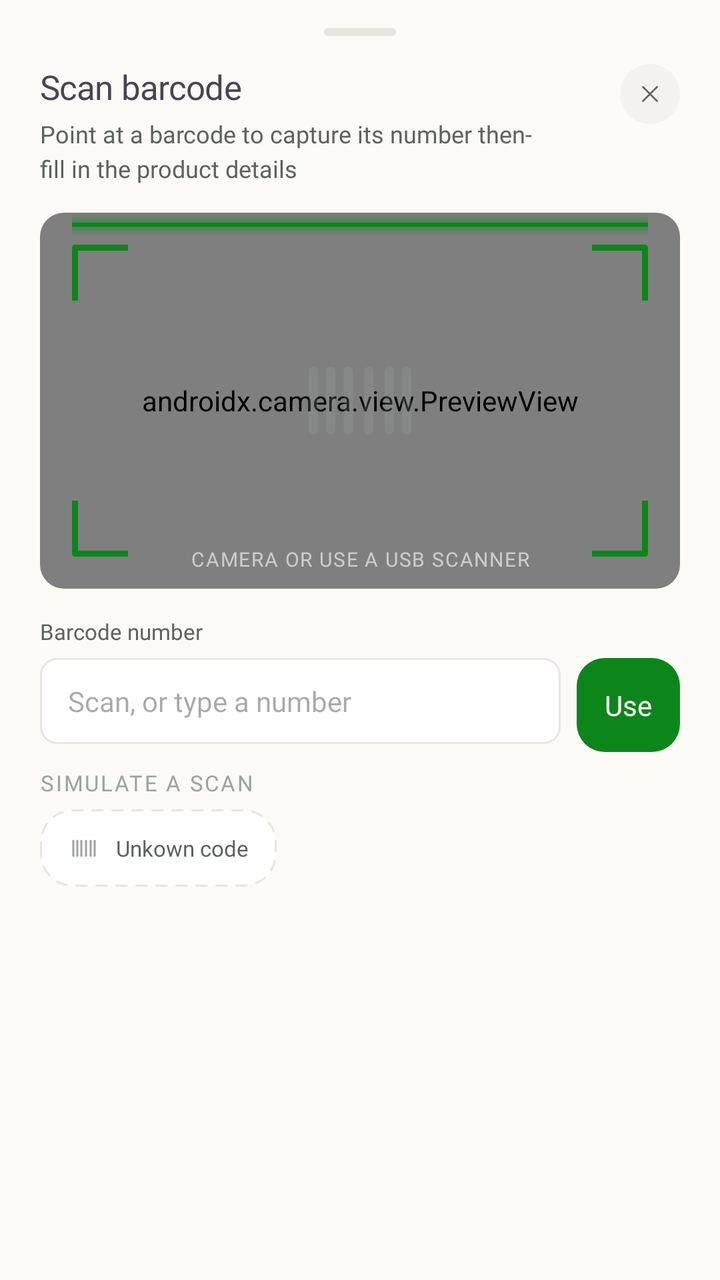
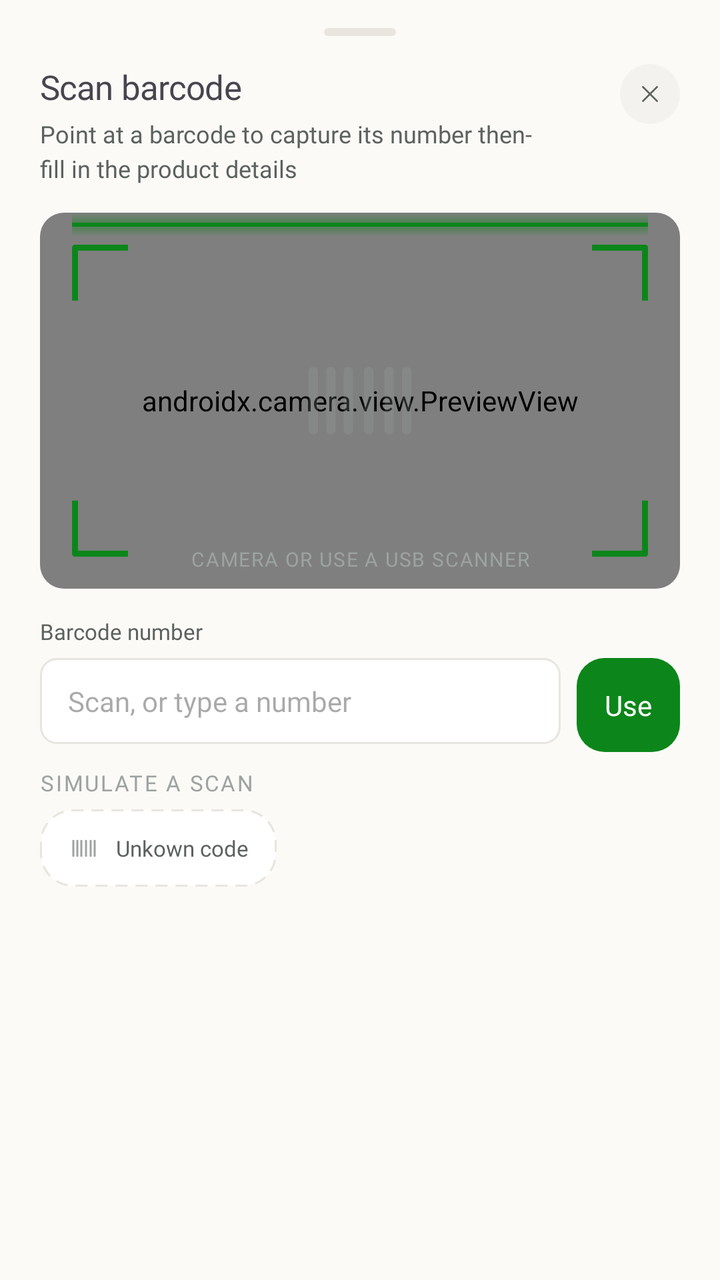

Screens rendered from an Android XML layout before and after an edit, with the pre-edit source and the edit as a unified diff.
<!-- AndroidManifest.xml: application theme Theme.InvoiceGenerator -->
<!-- res/layout/bottom_sheet_scan_barcode.xml -->
<?xml version="1.0" encoding="utf-8"?>
<androidx.constraintlayout.widget.ConstraintLayout xmlns:android="http://schemas.android.com/apk/res/android"
    android:layout_width="match_parent"
    android:layout_height="match_parent"
    xmlns:app="http://schemas.android.com/apk/res-auto"
    android:background="@drawable/bottom_sheet_bg"
    android:paddingTop="8dp"
    android:paddingBottom="28dp"
    android:paddingHorizontal="20dp">
    <View
        android:id="@+id/drag_handle"
        android:layout_width="36dp"
        android:layout_height="4dp"
        android:background="@drawable/drag_handle_bg"
        android:layout_marginTop="6dp"
        app:layout_constraintStart_toStartOf="parent"
        app:layout_constraintEnd_toEndOf="parent"
        app:layout_constraintTop_toTopOf="parent"
        />

    <TextView
        android:id="@+id/scan_barcode_heading"
        android:layout_width="wrap_content"
        android:layout_height="wrap_content"
        android:text="Scan barcode"
        android:textSize="17sp"
        android:fontFamily="@font/inter_bold"
        android:layout_marginTop="14dp"
        app:layout_constraintTop_toBottomOf="@id/drag_handle"
        app:layout_constraintStart_toStartOf="parent"
        android:letterSpacing="-0.015"
        />
    <TextView
        android:id="@+id/subtitle"
        android:layout_width="wrap_content"
        android:layout_height="wrap_content"
        android:text="Point at a barcode to capture its number then- \nfill in the product details"
        android:textColor="@color/text_grey"
        android:textSize="12sp"
        android:fontFamily="@font/inter"
        android:lineSpacingMultiplier="1.2"
        android:layout_marginTop="4dp"
        app:layout_constraintTop_toBottomOf="@id/scan_barcode_heading"
        app:layout_constraintStart_toStartOf="parent"/>

    <androidx.constraintlayout.widget.ConstraintLayout
        android:id="@+id/closebtn"
        android:layout_width="30dp"
        android:layout_height="30dp"
        android:background="@drawable/avatar_crossed_state_bg"
        android:backgroundTint="@color/greyish_white"
        app:layout_constraintTop_toTopOf="@id/scan_barcode_heading"
        android:layout_marginLeft="12dp"
        app:layout_constraintEnd_toEndOf="parent">

        <ImageView
            android:layout_width="14dp"
            android:layout_height="14dp"
            android:background="@drawable/ic_close"
            app:layout_constraintTop_toTopOf="parent"
            app:layout_constraintStart_toStartOf="parent"
            app:layout_constraintBottom_toBottomOf="parent"
            app:layout_constraintEnd_toEndOf="parent"/>
    </androidx.constraintlayout.widget.ConstraintLayout>

    <androidx.constraintlayout.widget.ConstraintLayout
        android:id="@+id/scanBox"
        android:layout_width="match_parent"
        android:layout_height="188dp"
        android:background="@drawable/scan_barcode_box_bg"
        android:layout_marginTop="14dp"

        android:clipToOutline="true"
        app:layout_constraintStart_toStartOf="parent"
        app:layout_constraintTop_toBottomOf="@id/subtitle">
        <androidx.camera.view.PreviewView
            android:id="@+id/previewView"
            android:layout_width="0dp"
            android:layout_height="0dp"
            app:layout_constraintTop_toTopOf="parent"
            app:layout_constraintBottom_toBottomOf="parent"
            app:layout_constraintStart_toStartOf="parent"
            app:layout_constraintEnd_toEndOf="parent" />
        <ImageView
            android:id="@+id/bracketTopLeft"
            android:layout_width="28dp"
            android:layout_height="28dp"
            android:layout_margin="16dp"
            android:src="@drawable/ic_corner_brackets"
            app:layout_constraintTop_toTopOf="parent"
            app:layout_constraintStart_toStartOf="parent" />

        <ImageView
            android:id="@+id/bracketTopRight"
            android:layout_width="28dp"
            android:layout_height="28dp"
            android:layout_margin="16dp"
            android:rotation="90"
            android:src="@drawable/ic_corner_brackets"
            app:layout_constraintTop_toTopOf="parent"
            app:layout_constraintEnd_toEndOf="parent" />

        <ImageView
            android:id="@+id/bracketBottomRight"
            android:layout_width="28dp"
            android:layout_height="28dp"
            android:layout_margin="16dp"
            android:rotation="180"
            android:src="@drawable/ic_corner_brackets"
            app:layout_constraintBottom_toBottomOf="parent"
            app:layout_constraintEnd_toEndOf="parent" />

        <ImageView
            android:id="@+id/bracketBottomLeft"
            android:layout_width="28dp"
            android:layout_height="28dp"
            android:layout_margin="16dp"
            android:rotation="270"
            android:src="@drawable/ic_corner_brackets"
            app:layout_constraintBottom_toBottomOf="parent"
            app:layout_constraintStart_toStartOf="parent" />

        <ImageView
            android:layout_width="70dp"
            android:layout_height="70dp"
            android:background="@drawable/ic_barcode"
            android:alpha="0.25"
            app:layout_constraintStart_toStartOf="parent"
            app:layout_constraintEnd_toEndOf="parent"
            app:layout_constraintTop_toTopOf="parent"
            app:layout_constraintBottom_toBottomOf="parent"
            />
        <view class="android.widget.ImageView"
            android:id="@+id/scanLine"
            android:layout_width="0dp"
            android:layout_height="12dp"
            android:background="@drawable/scan_line"
            app:layout_constraintTop_toTopOf="parent"
            app:layout_constraintStart_toStartOf="parent"
            app:layout_constraintEnd_toEndOf="parent"
            android:layout_marginHorizontal="16dp"
            />

        <TextView
            android:layout_width="match_parent"
            android:layout_height="wrap_content"
            android:text="Camera or use a usb scanner"
            android:textSize="10sp"
            android:fontFamily="@font/inter_semibold"
            android:textColor="#99FFFFFF"
            android:letterSpacing="0.06"
            android:textAllCaps="true"
            android:gravity="center"
            android:paddingVertical="8dp"
            android:paddingHorizontal="12dp"
            app:layout_constraintStart_toStartOf="parent"
            app:layout_constraintEnd_toEndOf="parent"
            app:layout_constraintBottom_toBottomOf="parent"
            />

    </androidx.constraintlayout.widget.ConstraintLayout>


    <androidx.constraintlayout.widget.ConstraintLayout
        android:layout_width="match_parent"
        android:layout_height="wrap_content"
        android:background="@drawable/bg_error_warning"
        android:paddingVertical="10dp"
        android:paddingHorizontal="12dp"
        android:visibility="gone"
        android:layout_marginTop="14dp"
        app:layout_constraintStart_toStartOf="parent"
        app:layout_constraintEnd_toEndOf="parent"
        app:layout_constraintTop_toBottomOf="@id/scanBox"
        android:id="@+id/warningBox"
        >
        <ImageView
            android:layout_width="15dp"
            android:layout_height="15dp"
            android:background="@drawable/ic_close"
            android:backgroundTint="#C9433E"
            android:id="@+id/closeWarningBtn"
            app:layout_constraintStart_toStartOf="parent"
            app:layout_constraintTop_toTopOf="parent"
            app:layout_constraintBottom_toBottomOf="parent"
            />
        <TextView
            android:id="@+id/BarcodeErrorText"
            android:layout_width="wrap_content"
            android:layout_height="wrap_content"
            android:text="Not in catalogue.123456"
            android:textColor="#C9433E"
            android:textSize="12sp"
            android:fontFamily="@font/inter_semibold"
            app:layout_constraintStart_toEndOf="@id/closeWarningBtn"
            app:layout_constraintEnd_toStartOf="@id/addProductBtn"
            android:layout_marginStart="8dp"
            android:layout_marginEnd="8dp"
            app:layout_constraintTop_toTopOf="parent"
            app:layout_constraintBottom_toBottomOf="parent"
            />
        <Button
            android:id="@+id/addProductBtn"
            android:layout_width="wrap_content"
            android:layout_height="wrap_content"
            android:text="Add product"
            android:background="@drawable/bg_add_product_button"
            app:backgroundTint="@null"
            android:paddingTop="0dp"
            android:paddingBottom="0dp"
            android:minHeight="0dp"
            android:minWidth="0dp"
            android:insetTop="0dp"
            android:insetBottom="0dp"
            android:paddingHorizontal="11dp"
            android:paddingVertical="6dp"
            style="@style/Widget.AppCompat.Button"
            android:textSize="11sp"
            android:fontFamily="@font/inter_bold"
            app:layout_constraintEnd_toEndOf="parent"
            app:layout_constraintTop_toTopOf="parent"
            app:layout_constraintBottom_toBottomOf="parent"
            />




    </androidx.constraintlayout.widget.ConstraintLayout>


        

    <TextView
        android:layout_width="wrap_content"
        android:layout_height="wrap_content"
        android:id="@+id/barcodeNumHeading"
        android:layout_marginTop="14dp"
        android:text="Barcode number"
        app:layout_constraintStart_toStartOf="parent"
        app:layout_constraintTop_toBottomOf="@id/warningBox"
        android:fontFamily="@font/inter_medium"
        android:textSize="11sp"
        android:textColor="@color/text_grey"
        />
    <EditText
        android:id="@+id/barcodeNumInput"
        android:layout_width="0dp"
        app:layout_constraintVertical_weight="1"
        android:layout_height="wrap_content"
        android:background="@drawable/bg_input_field"
        app:layout_constraintEnd_toStartOf="@id/useCodeBtn"
        app:layout_constraintTop_toBottomOf="@id/barcodeNumHeading"
        app:layout_constraintStart_toStartOf="parent"
        android:paddingVertical="12dp"
        android:paddingHorizontal="14dp"
        android:layout_marginEnd="8dp"
        android:fontFamily="@font/inter_medium"
        android:hint="Scan, or type a number"
        android:layout_marginTop="6dp"
        android:textSize="14dp"

        />
    <TextView
        android:id="@+id/useCodeBtn"
        android:layout_width="wrap_content"
        android:layout_height="wrap_content"
        android:background="@drawable/green_btn_bg"
        android:text="Use"
        android:textColor="@color/on_primary_text"
        android:gravity="center"
        android:padding="14dp"
        android:textSize="14sp"
        android:fontFamily="@font/inter_semibold"
        app:layout_constraintTop_toBottomOf="@id/barcodeNumHeading"
        app:layout_constraintEnd_toEndOf="parent"
        android:layout_marginTop="6dp"
        />

    <TextView
        android:id="@+id/simulateScanHeading"
        android:layout_width="wrap_content"
        android:layout_height="wrap_content"
        android:layout_marginTop="12dp"
        android:text="SIMULATE A SCAN"
        android:textSize="11sp"
        android:textColor="@color/text_secondary"
        android:fontFamily="@font/inter_semibold"
        android:letterSpacing="0.08"
        app:layout_constraintStart_toStartOf="parent"
        app:layout_constraintTop_toBottomOf="@id/barcodeNumInput"
        />
    <EditText
        android:id="@+id/unknownCodeText"
        android:layout_width="wrap_content"
        android:layout_height="wrap_content"
        android:background="@drawable/home_dotted_card_bg"
        android:text="Unkown code"
        android:fontFamily="@font/inter_semibold"
        android:paddingStart="38dp"
        android:paddingTop="12dp"
        android:paddingEnd="14dp"
        android:paddingBottom="12dp"
        android:textSize="11sp"
        android:textColor="@color/text_grey"
        app:layout_constraintStart_toStartOf="parent"
        app:layout_constraintTop_toBottomOf="@id/simulateScanHeading"
        android:layout_marginTop="6dp"
        />
    <TextView
        android:layout_width="wrap_content"
        android:layout_height="wrap_content"
        android:background="@drawable/ic_barcode"
        android:textColor="@color/text_secondary"
        android:textSize="13sp"
        android:fontFamily="@font/inter_medium"
        android:layout_marginStart="14dp"
        app:layout_constraintTop_toTopOf="@id/unknownCodeText"
        app:layout_constraintBottom_toBottomOf="@id/unknownCodeText"
        app:layout_constraintStart_toStartOf="@id/unknownCodeText"
        />

    <Button
        android:layout_marginTop="16dp"
        android:id="@+id/additemUsingBarcodeBtn"
        android:layout_width="match_parent"
        android:layout_height="wrap_content"
        android:text="Done.1 item on invoice"
        android:paddingHorizontal="14dp"
        android:textAllCaps="false"
        android:textSize="14sp"
        android:fontFamily="@font/inter_semibold"
        android:textColor="@color/bg_cream"
        app:backgroundTint="@null"
        android:background="@drawable/green_btn_bg"
        android:backgroundTint="@color/btn_bg_dark"
        android:visibility="gone"
        app:layout_constraintStart_toStartOf="parent"
        app:layout_constraintEnd_toEndOf="parent"
        app:layout_constraintTop_toBottomOf="@id/unknownCodeText"
    />




</androidx.constraintlayout.widget.ConstraintLayout>
<!-- resources referenced by this layout -->
<resources>
  <color name="bg_cream">#FBFAF7</color>
  <color name="btn_bg_dark">#171817</color>
  <color name="greyish_white">#F4F2EE</color>
  <color name="on_primary_text">#FFFFFF</color>
  <color name="text_grey">#5C625E</color>
  <color name="text_secondary">#9CA3A0</color>
  <!-- drawable avatar_crossed_state_bg (drawable) -->
  <?xml version="1.0" encoding="utf-8"?>
  <shape xmlns:android="http://schemas.android.com/apk/res/android"
      android:shape="rectangle">
      <solid android:color="@color/tickedColorbg"/>
      <corners android:radius="999dp"/>
  
  </shape>
  <!-- drawable bg_add_product_button (drawable) -->
  <?xml version="1.0" encoding="utf-8"?>
  <shape xmlns:android="http://schemas.android.com/apk/res/android"
      android:shape="rectangle">
      <solid android:color="@color/btn_bg_dark"/>
      <corners android:radius="10dp"/>
  
  </shape>
  <!-- drawable bg_error_warning (drawable) -->
  <?xml version="1.0" encoding="utf-8"?>
  <shape xmlns:android="http://schemas.android.com/apk/res/android"
      android:shape="rectangle">
      <corners android:radius="14dp"/>
      <solid android:color="#FBE9E8"/>
  
  
  </shape>
  <!-- drawable bg_input_field (drawable) -->
  <?xml version="1.0" encoding="utf-8"?>
  <shape xmlns:android="http://schemas.android.com/apk/res/android">
      <solid android:color="@color/white"/>
      <corners android:radius="8dp"/>
      <stroke android:width="1dp" android:color="@color/btn_border_light"/>
  </shape>
  <!-- drawable bottom_sheet_bg (drawable) -->
  <?xml version="1.0" encoding="utf-8"?>
  <shape xmlns:android="http://schemas.android.com/apk/res/android">
      <solid android:color="@color/bg_cream" />
      <corners android:topLeftRadius="20dp" android:topRightRadius="20dp"/>
  </shape>
  <!-- drawable drag_handle_bg (drawable) -->
  <?xml version="1.0" encoding="utf-8"?>
  <shape xmlns:android="http://schemas.android.com/apk/res/android">
      <solid android:color="@color/btn_border_light" />
      <corners android:radius="2dp" />
  </shape>
  <!-- drawable green_btn_bg (drawable) -->
  <?xml version="1.0" encoding="utf-8"?>
  <shape xmlns:android="http://schemas.android.com/apk/res/android">
      <solid android:color="#0C861A" />
      <corners android:radius="14dp" />
  </shape>
  <!-- drawable home_dotted_card_bg (drawable) -->
  <?xml version="1.0" encoding="utf-8"?>
  <shape xmlns:android="http://schemas.android.com/apk/res/android">
      <solid android:color="@color/white" />
      <corners android:radius="16dp" />
      <stroke
          android:width="1dp"
          android:color="@color/btn_border_light"
          android:dashWidth="6dp"
          android:dashGap="4dp" />
  </shape>
  <!-- drawable scan_barcode_box_bg (drawable) -->
  <?xml version="1.0" encoding="utf-8"?>
  <shape xmlns:android="http://schemas.android.com/apk/res/android">
      <corners android:radius="12dp"/>
      <solid android:color="@color/greyish_white" />
      <stroke
          android:width="1dp"
          android:color="@color/btn_border_light" />
  </shape>
  <style name="Theme.InvoiceGenerator" parent="Base.Theme.InvoiceGenerator" />
  <color name="tickedColorbg">#22A06B</color>
  <color name="white">#FFFFFF</color>
  <color name="btn_border_light">#E8E5DF</color>
  <style name="Base.Theme.InvoiceGenerator" parent="Theme.Material3.DayNight.NoActionBar">
          <item name="android:navigationBarColor">@android:color/transparent</item>
          <item name="android:statusBarColor">@android:color/transparent</item>
          <item name="android:windowBackground">@color/bg_cream</item>
          <item name="android:windowLightNavigationBar" tools:targetApi="o_mr1">true</item>
      </style>
  <!-- unchanged entries left out for length: 4 -->
</resources>

<!-- the commit's change to res/layout/bottom_sheet_scan_barcode.xml (unified diff, before → after) -->
@@ -147,7 +147,7 @@
             android:text="Camera or use a usb scanner"
             android:textSize="10sp"
             android:fontFamily="@font/inter_semibold"
-            android:textColor="#99FFFFFF"
+            android:textColor="@color/text_disabled"
             android:letterSpacing="0.06"
             android:textAllCaps="true"
             android:gravity="center"
@@ -178,7 +178,7 @@
             android:layout_width="15dp"
             android:layout_height="15dp"
             android:background="@drawable/ic_close"
-            android:backgroundTint="#C9433E"
+            android:backgroundTint="@color/delete_button_text"
             android:id="@+id/closeWarningBtn"
             app:layout_constraintStart_toStartOf="parent"
             app:layout_constraintTop_toTopOf="parent"
@@ -189,7 +189,7 @@
             android:layout_width="wrap_content"
             android:layout_height="wrap_content"
             android:text="Not in catalogue.123456"
-            android:textColor="#C9433E"
+            android:textColor="@color/delete_button_text"
             android:textSize="12sp"
             android:fontFamily="@font/inter_semibold"
             app:layout_constraintStart_toEndOf="@id/closeWarningBtn"
<!-- resource entries referenced after the edit -->
@@ -2,8 +2,10 @@
 <resources>
   <color name="bg_cream">#FBFAF7</color>
   <color name="btn_bg_dark">#171817</color>
+  <color name="delete_button_text">#D9534F</color>
   <color name="greyish_white">#F4F2EE</color>
   <color name="on_primary_text">#FFFFFF</color>
+  <color name="text_disabled">#9CA3A0</color>
   <color name="text_grey">#5C625E</color>
   <color name="text_secondary">#9CA3A0</color>
   <!-- drawable avatar_crossed_state_bg (drawable) -->
